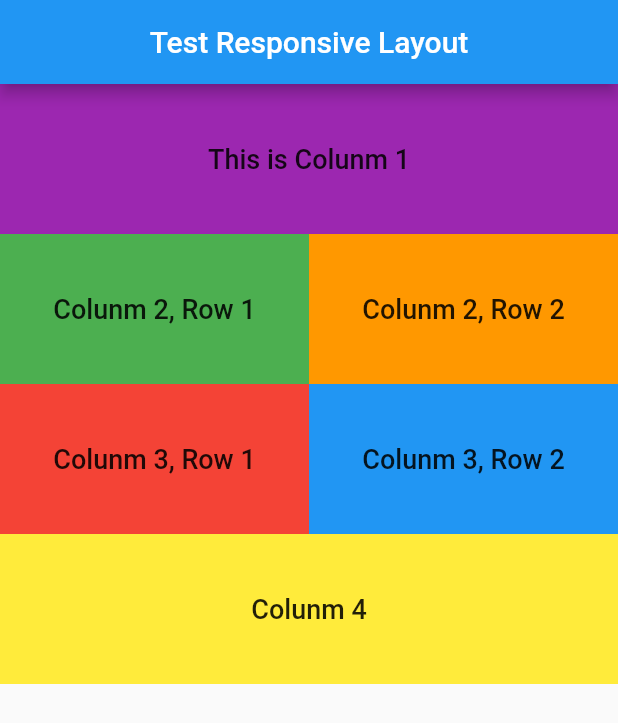
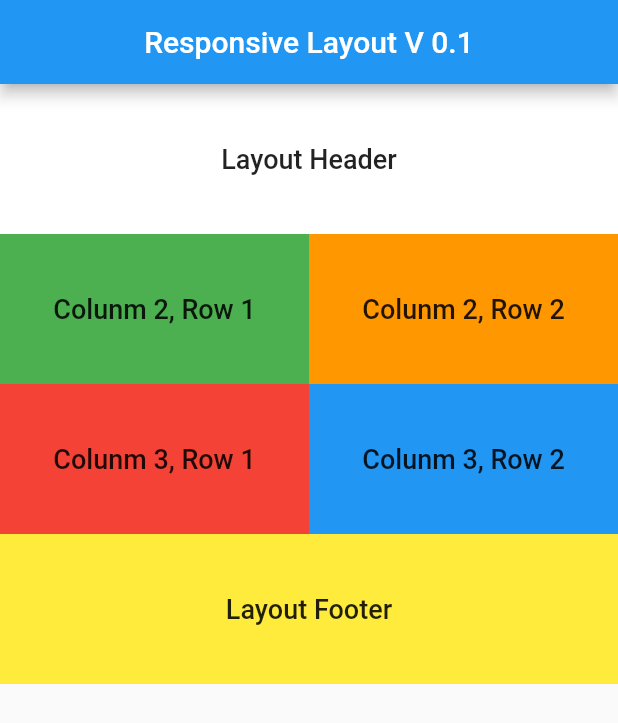
Before and after one commit to ispanda7/flutter_responsive, a Flutter app: the screen it shows after launch, on a phone screen of 412 x 824 dp. Shown: the top 723 px of the screen. Run offline on Flutter 3.47's test engine with Material 2 defaults, Android fonts, the phone set to English and light mode, and no system bars; our stand-ins replace responsive_grid.

Commit message:
Change text name in Layout

```diff
--- a/lib/main.dart
+++ b/lib/main.dart
@@ -13,7 +13,7 @@ class HomePage extends StatelessWidget {
   Widget build(BuildContext context) {
     return Scaffold(
       appBar: AppBar(
-        title: Text("Test Responsive Layout"),
+        title: Text("Responsive Layout V 0.1"),
         centerTitle: true,
       ),
       body: SingleChildScrollView(
@@ -27,8 +27,8 @@ class HomePage extends StatelessWidget {
                     child: Container(
                       height: 100,
                       alignment: Alignment.center,
-                      color: Colors.purple,
-                      child: Text('This is Colunm 1', style: TextStyle(fontSize: 18, fontWeight: FontWeight.w500)),
+                      color: Colors.white,
+                      child: Text('Layout Header', style: TextStyle(fontSize: 18, fontWeight: FontWeight.w500)),
                     ),
                   ),
                   ResponsiveGridCol(
@@ -76,7 +76,7 @@ class HomePage extends StatelessWidget {
                       height: 100,
                       alignment: Alignment.center,
                       color: Colors.yellow,
-                      child: Text("Colunm 4", style: TextStyle(fontSize: 18, fontWeight: FontWeight.w500),),
+                      child: Text("Layout Footer", style: TextStyle(fontSize: 18, fontWeight: FontWeight.w500),),
                     ),
                   ),
                 ]
```
